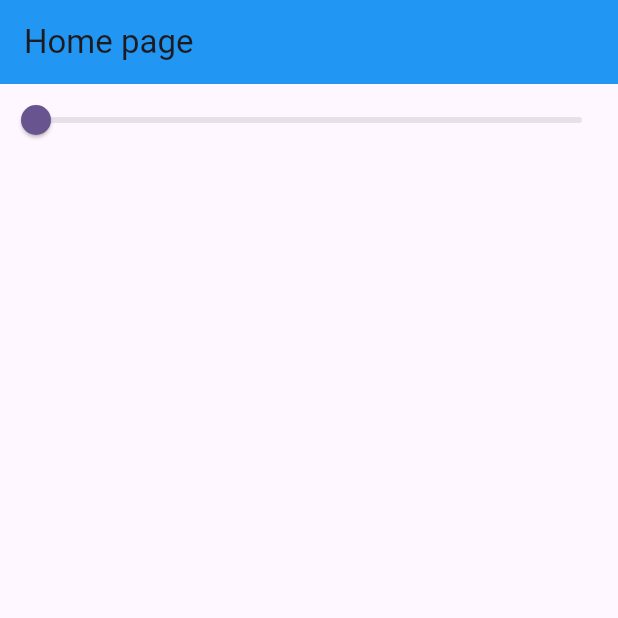
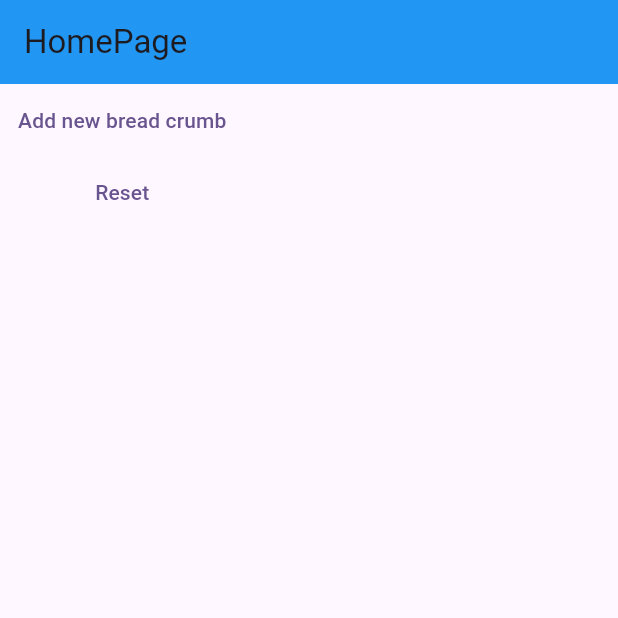
Before and after one commit to NikitaFilippovAleks/flutter_state_management, a Flutter app: the screen it shows after launch, on a phone screen of 412 x 824 dp, the top half of it. Run offline on Flutter 3.47's test engine with Material 3 defaults, Android fonts, the phone set to English and light mode, and no system bars.

Commit message:
Provider lesson. Breadcrumbs

```diff
--- a/lib/main.dart
+++ b/lib/main.dart
@@ -1,8 +1,7 @@
 
-import 'package:flutter/cupertino.dart';
+
 import 'package:flutter/material.dart';
-import 'package:flutter/widgets.dart';
-import 'package:vanillacontacts_course/basics/inherited_and_change_notifier/app.dart';
+import 'package:vanillacontacts_course/provider/breadcrumbs/app.dart';
 
 void main() {
   runApp(const MyApp());
--- /dev/null
+++ b/lib/provider/breadcrumbs/app.dart
@@ -0,0 +1,173 @@
+
+import 'dart:collection';
+
+import 'package:flutter/material.dart';
+import 'package:provider/provider.dart';
+import 'package:uuid/uuid.dart';
+
+class MyApp extends StatelessWidget {
+  const MyApp({super.key});
+
+  @override
+  Widget build(BuildContext context) {
+    return ChangeNotifierProvider(
+      create: (_) => BreadCrumbsProvider(),
+      child: MaterialApp(
+        title: 'Flutter Demo',
+        theme: ThemeData(
+          colorScheme: ColorScheme.fromSeed(seedColor: Colors.deepPurple),
+          useMaterial3: true,
+          appBarTheme: AppBarTheme(backgroundColor: Colors.blue),
+        ),
+        home: HomePage(),
+        routes: {
+          '/new': (context) => const NewBredCrumbWidget()
+        },
+      ),
+    );
+  }
+}
+
+class BreadCrumb {
+  bool isActive;
+  final String name;
+  final String uuid = const Uuid().v4();
+
+  BreadCrumb({required this.isActive, required this.name});
+
+  void activate() {
+    isActive = true;
+  }
+
+  @override
+  bool operator ==(covariant BreadCrumb other) => uuid == other.uuid;
+
+  @override
+  int get hashCode => uuid.hashCode;
+
+  String get title => name + (isActive ? ' > ' : '');
+}
+
+class BreadCrumbsProvider extends ChangeNotifier {
+  final List<BreadCrumb> _items = [];
+  UnmodifiableListView<BreadCrumb> get items => UnmodifiableListView(_items);
+
+  void add(BreadCrumb breadCrumb) {
+    for(final item in _items) {
+      item.activate();
+    }
+
+    _items.add(breadCrumb);
+    notifyListeners();
+  }
+
+  void reset() {
+    _items.clear();
+    notifyListeners();
+  }
+}
+
+class BreadCrumbsWidget extends StatelessWidget {
+  final UnmodifiableListView<BreadCrumb> breadCrumbs;
+
+  const BreadCrumbsWidget({super.key, required this.breadCrumbs});
+
+  @override
+  Widget build(BuildContext context) {
+    return Wrap(
+      children: breadCrumbs.map((breadCrumb) {
+        return Text(
+          breadCrumb.title,
+          style: TextStyle(
+            color: breadCrumb.isActive ? Colors.blue : Colors.black
+          ),
+        );
+      }).toList(),
+    );
+  }
+}
+
+class HomePage extends StatelessWidget {
+  const HomePage({super.key});
+
+  @override
+  Widget build(BuildContext context) {
+    return Scaffold(
+      appBar: AppBar(title: Text('HomePage'),),
+      body: Column(
+        children: [
+          Consumer<BreadCrumbsProvider>(
+            builder:(context, value, child) {
+              return BreadCrumbsWidget(breadCrumbs: value.items);
+            }
+          ),
+          TextButton(
+            onPressed: () {
+              Navigator.of(context).pushNamed('/new');
+            },
+            child: Text('Add new bread crumb')
+          ),
+          TextButton(
+            onPressed: () {
+              context.read<BreadCrumbsProvider>().reset();
+            },
+            child: Text('Reset')
+          )
+        ],
+      ),
+    );
+  }
+}
+
+class NewBredCrumbWidget extends StatefulWidget {
+  const NewBredCrumbWidget({super.key});
+
+  @override
+  State<NewBredCrumbWidget> createState() => _NewBredCrumbWidgetState();
+}
+
+class _NewBredCrumbWidgetState extends State<NewBredCrumbWidget> {
+  late final TextEditingController _controller;
+
+  @override
+  void initState() {
+    _controller = TextEditingController();
+    super.initState();
+  }
+
+  @override
+  void dispose() {
+    _controller.dispose();
+    super.dispose();
+  }
+
+  @override
+  Widget build(BuildContext context) {
+    return Scaffold(
+      appBar: AppBar(title: Text('Add new bread crumb'),),
+      body: Column(
+        children: [
+          TextField(
+            controller: _controller,
+            decoration: const InputDecoration(
+              hintText: 'Enter breadcrumb'
+            ),
+          ),
+          TextButton(
+            onPressed: () {
+              final text = _controller.text;
+
+              if (text.isNotEmpty) {
+                final breadCrumb = BreadCrumb(isActive: false, name: text);
+                context.read<BreadCrumbsProvider>().add(breadCrumb);
+
+                Navigator.of(context).pop();
+              }
+            },
+            child: const Text('Add'),
+          )
+        ],
+      ),
+    );
+  }
+}
--- a/pubspec.yaml
+++ b/pubspec.yaml
@@ -36,6 +36,7 @@ dependencies:
   # Use with the CupertinoIcons class for iOS style icons.
   cupertino_icons: ^1.0.6
   uuid: ^4.3.3
+  provider: ^6.1.2
 
 dev_dependencies:
   flutter_test:
```
Also changed, not shown: pubspec.lock.
